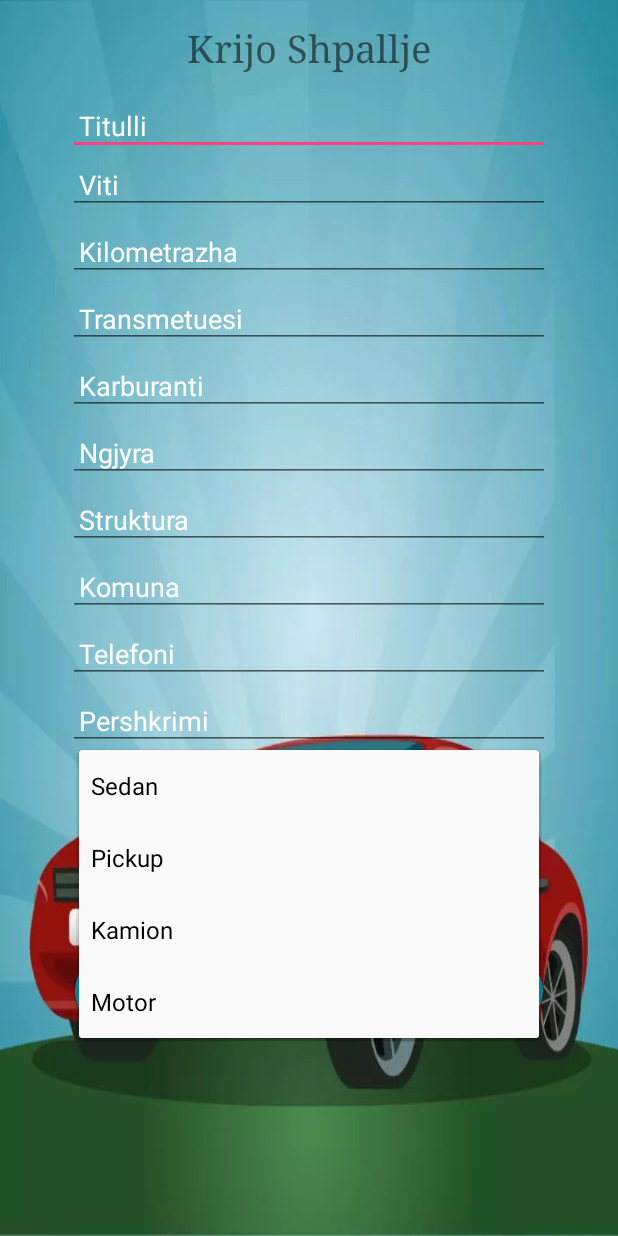
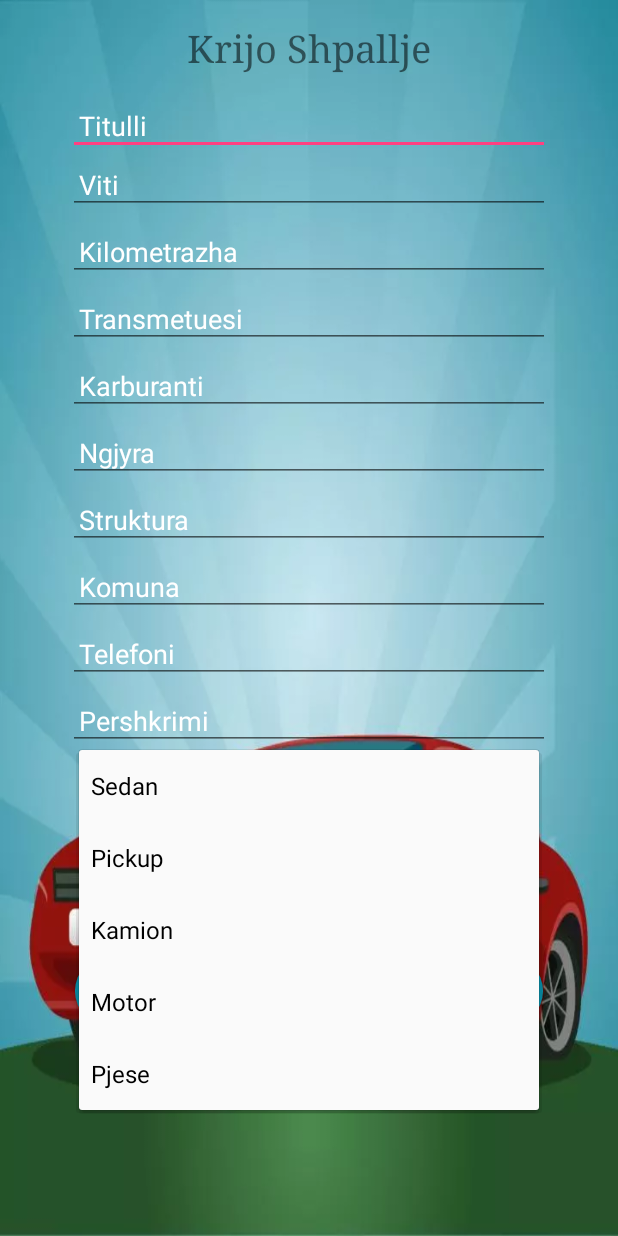
Before and after one commit to argjentpodrimaj/CarMarket, an Android app: the KrijoShpalljeForm screen opened directly, with no data from a screen before it, after a tap on "Sedan", on a phone screen of 412 x 824 dp. Run offline under Robolectric (Android 15) with nearby library versions, the light colour scheme and no system bars; our stand-ins replace Firebase (no records; nobody signed in at launch, a user with empty details on screens opened directly).

Commit message:
Shtohet Pjese ne Spinner

```diff
--- a/app/src/main/res/values/strings.xml
+++ b/app/src/main/res/values/strings.xml
@@ -6,5 +6,6 @@
         <item>Pickup</item>
         <item>Kamion</item>
         <item>Motor</item>
+        <item>Pjese</item>
     </string-array>
 </resources>
```
